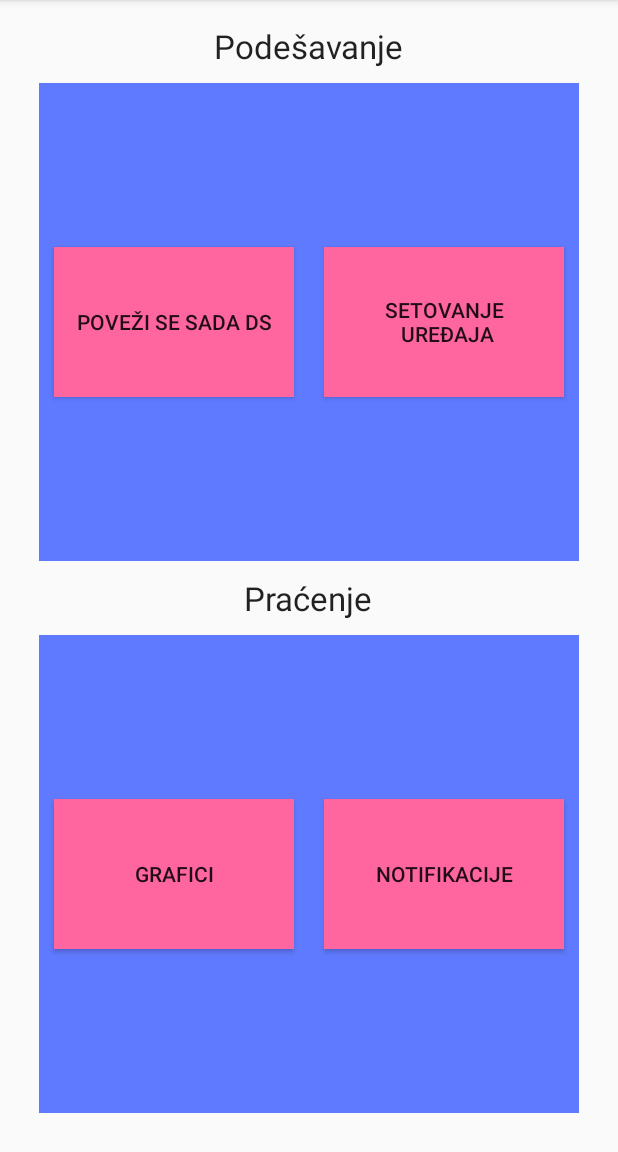
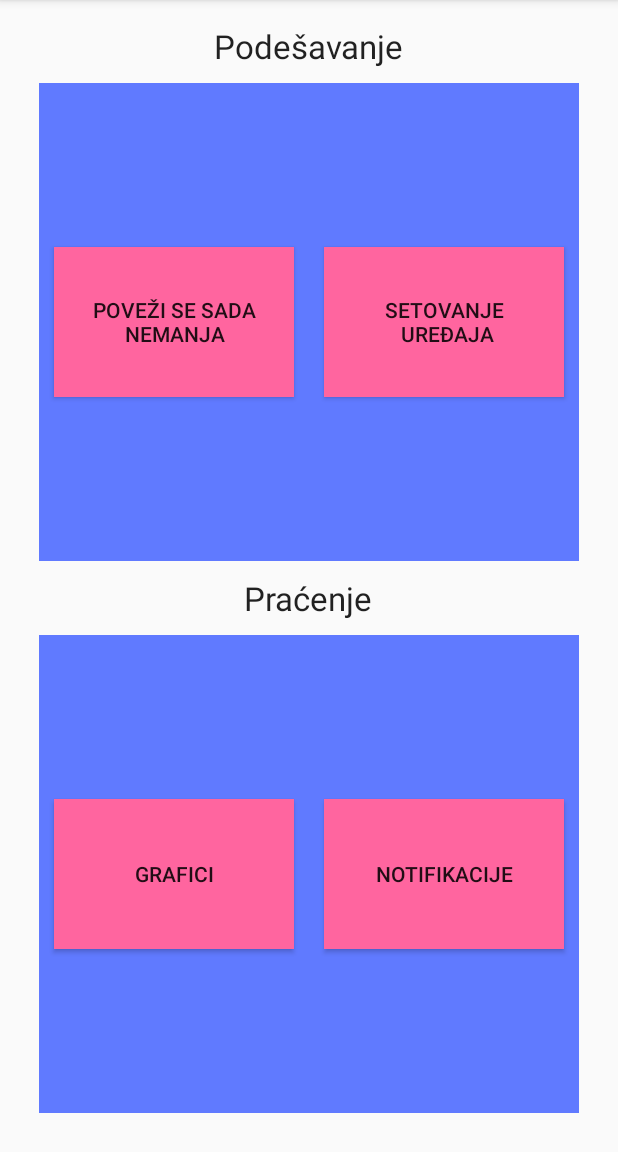
Before and after one commit to nemanjamil/Dizb, an Android app: the screen it shows after launch (MainActivity), on a phone screen of 412 x 824 dp, the part 84-1236 px from its top. Run offline under Robolectric (Android 15) with nearby library versions, the phone set to English and light mode, and no system bars.

Commit message:
pocetno menjanje strings.xml

```diff
--- a/app/src/main/res/values/strings.xml
+++ b/app/src/main/res/values/strings.xml
@@ -4,7 +4,7 @@
     <string name="action_settings">Settings</string>
     <string name="settings_str">Podešavanje</string>
     <string name="readings_str">Praćenje</string>
-    <string name="connect_str">Poveži se sada ds</string>
+    <string name="connect_str">Poveži se sada nemanja</string>
     <string name="setdevice_str">Setovanje\n uređaja</string>
     <string name="graphs_str">Grafici</string>
     <string name="notifications_str">Notifikacije</string>
```
